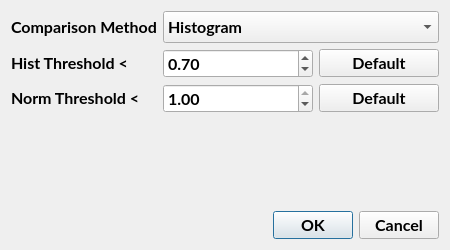
Old version of the form WatermarkCropper/settings.ui in the repository vg16855/Ifunny-Watermark-Cropper.
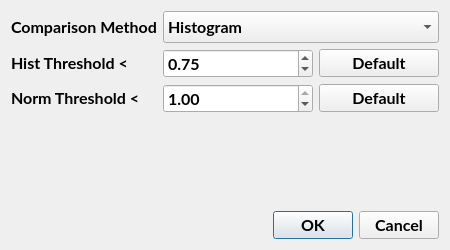
New version of the form.

Patch:
```diff
--- a/WatermarkCropper/settings.ui
+++ b/WatermarkCropper/settings.ui
@@ -120,7 +120,7 @@
           <double>0.100000000000000</double>
          </property>
          <property name="value">
-          <double>0.700000000000000</double>
+          <double>0.750000000000000</double>
          </property>
         </widget>
        </item>
```
Left out of the diff: 33 changed lines with no effect on the pictures.
